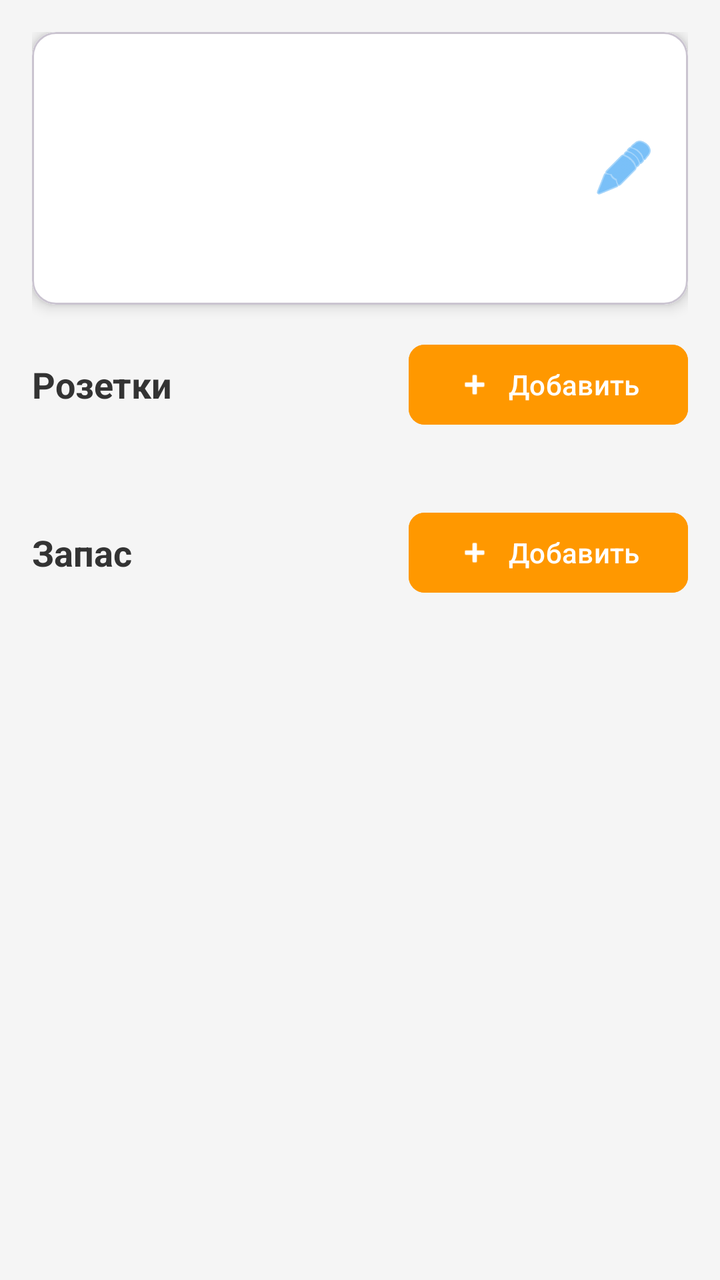
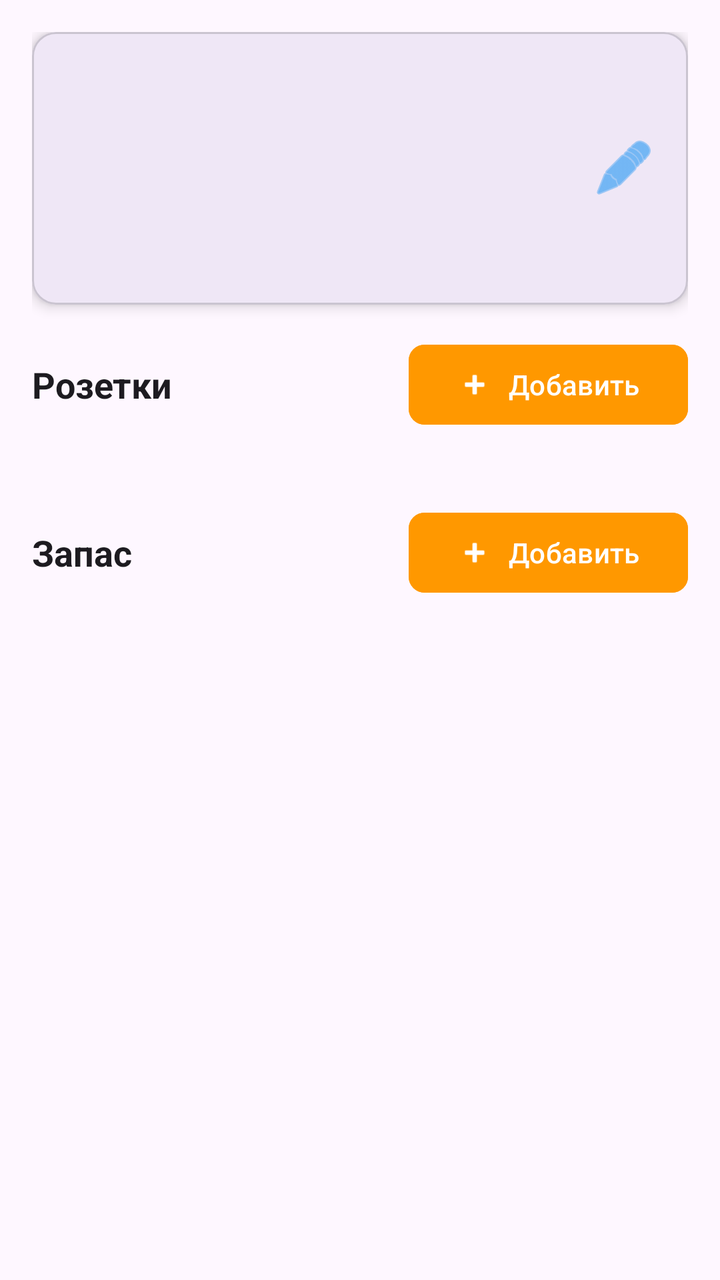

Before-and-after screenshots of an Android layout around one commit, followed by the original layout XML and the change that was made.
<!-- AndroidManifest.xml: application theme Theme.BaseHome -->
<!-- res/layout/activity_business_address_detail.xml -->
<?xml version="1.0" encoding="utf-8"?>
<LinearLayout xmlns:android="http://schemas.android.com/apk/res/android"
    xmlns:app="http://schemas.android.com/apk/res-auto"
    android:layout_width="match_parent"
    android:layout_height="match_parent"
    android:orientation="vertical"
    android:background="#F5F5F5"
    android:fitsSystemWindows="true">

    <androidx.core.widget.NestedScrollView
        android:layout_width="match_parent"
        android:layout_height="match_parent"
        android:fillViewport="true">

        <LinearLayout
            android:layout_width="match_parent"
            android:layout_height="wrap_content"
            android:orientation="vertical"
            android:padding="16dp">

            
            <com.google.android.material.card.MaterialCardView
                android:layout_width="match_parent"
                android:layout_height="wrap_content"
                app:cardCornerRadius="12dp"
                app:cardElevation="4dp"
                android:layout_marginBottom="16dp">

                <RelativeLayout
                    android:layout_width="match_parent"
                    android:layout_height="wrap_content"
                    android:padding="16dp"
                    android:background="@android:color/white">

                    <LinearLayout
                        android:layout_width="match_parent"
                        android:layout_height="wrap_content"
                        android:orientation="vertical"
                        android:layout_toStartOf="@+id/btnContainerBus">

                        <TextView
                            android:id="@+id/tvBusCity"
                            android:layout_width="match_parent"
                            android:layout_height="wrap_content"
                            android:textSize="12sp"
                            android:textColor="#757575"
                            android:layout_marginBottom="2dp" />

                        <TextView
                            android:id="@+id/tvBusStreet"
                            android:layout_width="match_parent"
                            android:layout_height="wrap_content"
                            android:textSize="22sp"
                            android:textStyle="bold"
                            android:textColor="#333333" />

                        <TextView
                            android:id="@+id/tvBusHouse"
                            android:layout_width="match_parent"
                            android:layout_height="wrap_content"
                            android:textSize="18sp"
                            android:textColor="#555555"
                            android:layout_marginTop="4dp" />

                        <TextView
                            android:id="@+id/tvBusCenterName"
                            android:layout_width="match_parent"
                            android:layout_height="wrap_content"
                            android:textSize="18sp"
                            android:textStyle="italic"
                            android:textColor="#FF9800"
                            android:layout_marginTop="4dp" />
                    </LinearLayout>

                    <LinearLayout
                        android:id="@+id/btnContainerBus"
                        android:layout_width="wrap_content"
                        android:layout_height="wrap_content"
                        android:layout_alignParentEnd="true"
                        android:layout_centerVertical="true"
                        android:orientation="horizontal">

                        <ImageButton
                            android:id="@+id/btnEditBusinessAddress"
                            android:layout_width="32dp"
                            android:layout_height="32dp"
                            android:background="?android:attr/selectableItemBackgroundBorderless"
                            android:src="@android:drawable/ic_menu_edit"
                            app:tint="#2196F3" />

                        <ImageButton
                            android:id="@+id/btnDeleteBusinessAddress"
                            android:layout_width="32dp"
                            android:layout_height="32dp"
                            android:layout_marginStart="8dp"
                            android:background="?android:attr/selectableItemBackgroundBorderless"
                            android:src="@android:drawable/ic_menu_delete"
                            app:tint="#D32F2F"
                            android:visibility="gone" />
                    </LinearLayout>

                </RelativeLayout>
            </com.google.android.material.card.MaterialCardView>

            
            <LinearLayout
                android:layout_width="match_parent"
                android:layout_height="wrap_content"
                android:orientation="horizontal"
                android:gravity="center_vertical"
                android:layout_marginBottom="12dp">
                <TextView
                    android:layout_width="0dp"
                    android:layout_height="wrap_content"
                    android:layout_weight="1"
                    android:text="Розетки"
                    android:textSize="18sp"
                    android:textStyle="bold"
                    android:textColor="#333333" />

                <com.google.android.material.button.MaterialButton
                    android:id="@+id/btnSocket"
                    android:layout_width="wrap_content"
                    android:layout_height="wrap_content"
                    android:text="Добавить"
                    android:textAllCaps="false"
                    app:icon="@android:drawable/ic_input_add"
                    android:backgroundTint="@color/brand_accent"
                    android:textColor="@color/white"
                    app:cornerRadius="8dp"
                    app:elevation="4dp" />
            </LinearLayout>

            <androidx.recyclerview.widget.RecyclerView
                android:id="@+id/rvSockets"
                android:layout_width="match_parent"
                android:layout_height="wrap_content"
                android:nestedScrollingEnabled="false"
                android:layout_marginBottom="24dp" />

            
            <LinearLayout
                android:layout_width="match_parent"
                android:layout_height="wrap_content"
                android:orientation="horizontal"
                android:gravity="center_vertical"
                android:layout_marginBottom="12dp">
                <TextView
                    android:layout_width="0dp"
                    android:layout_height="wrap_content"
                    android:layout_weight="1"
                    android:text="Запас"
                    android:textSize="18sp"
                    android:textStyle="bold"
                    android:textColor="#333333" />

                <com.google.android.material.button.MaterialButton
                    android:id="@+id/btnReserve"
                    android:layout_width="wrap_content"
                    android:layout_height="wrap_content"
                    android:text="Добавить"
                    android:textAllCaps="false"
                    app:icon="@android:drawable/ic_input_add"
                    android:backgroundTint="@color/brand_accent"
                    android:textColor="@color/white"
                    app:cornerRadius="8dp"
                    app:elevation="4dp" />
            </LinearLayout>

            <androidx.recyclerview.widget.RecyclerView
                android:id="@+id/rvReserves"
                android:layout_width="match_parent"
                android:layout_height="wrap_content"
                android:nestedScrollingEnabled="false" />

        </LinearLayout>
    </androidx.core.widget.NestedScrollView>

</LinearLayout>
<!-- resources referenced by this layout -->
<resources>
  <color name="brand_accent">#FF9800</color>
  <color name="white">#FFFFFFFF</color>
  <style name="Theme.BaseHome" parent="Base.Theme.BaseHome" />
  <style name="Base.Theme.BaseHome" parent="Theme.Material3.DayNight.NoActionBar">
          
          
      </style>
</resources>

<!-- the commit's change to res/layout/activity_business_address_detail.xml (unified diff, before → after) -->
@@ -4,7 +4,7 @@
     android:layout_width="match_parent"
     android:layout_height="match_parent"
     android:orientation="vertical"
-    android:background="#F5F5F5"
+    android:background="?android:attr/windowBackground"
     android:fitsSystemWindows="true">
 
     <androidx.core.widget.NestedScrollView
@@ -24,13 +24,15 @@
                 android:layout_height="wrap_content"
                 app:cardCornerRadius="12dp"
                 app:cardElevation="4dp"
+                app:strokeWidth="1dp"
+                app:strokeColor="?attr/colorOutlineVariant"
                 android:layout_marginBottom="16dp">
 
                 <RelativeLayout
                     android:layout_width="match_parent"
                     android:layout_height="wrap_content"
                     android:padding="16dp"
-                    android:background="@android:color/white">
+                    android:background="?attr/selectableItemBackground">
 
                     <LinearLayout
                         android:layout_width="match_parent"
@@ -43,7 +45,7 @@
                             android:layout_width="match_parent"
                             android:layout_height="wrap_content"
                             android:textSize="12sp"
-                            android:textColor="#757575"
+                            android:textColor="?android:attr/textColorSecondary"
                             android:layout_marginBottom="2dp" />
 
                         <TextView
@@ -52,14 +54,14 @@
                             android:layout_height="wrap_content"
                             android:textSize="22sp"
                             android:textStyle="bold"
-                            android:textColor="#333333" />
+                            android:textColor="?android:attr/textColorPrimary" />
 
                         <TextView
                             android:id="@+id/tvBusHouse"
                             android:layout_width="match_parent"
                             android:layout_height="wrap_content"
                             android:textSize="18sp"
-                            android:textColor="#555555"
+                            android:textColor="?android:attr/textColorSecondary"
                             android:layout_marginTop="4dp" />
 
                         <TextView
@@ -116,7 +118,7 @@
                     android:text="Розетки"
                     android:textSize="18sp"
                     android:textStyle="bold"
-                    android:textColor="#333333" />
+                    android:textColor="?android:attr/textColorPrimary" />
 
                 <com.google.android.material.button.MaterialButton
                     android:id="@+id/btnSocket"
@@ -152,7 +154,7 @@
                     android:text="Запас"
                     android:textSize="18sp"
                     android:textStyle="bold"
-                    android:textColor="#333333" />
+                    android:textColor="?android:attr/textColorPrimary" />
 
                 <com.google.android.material.button.MaterialButton
                     android:id="@+id/btnReserve"
